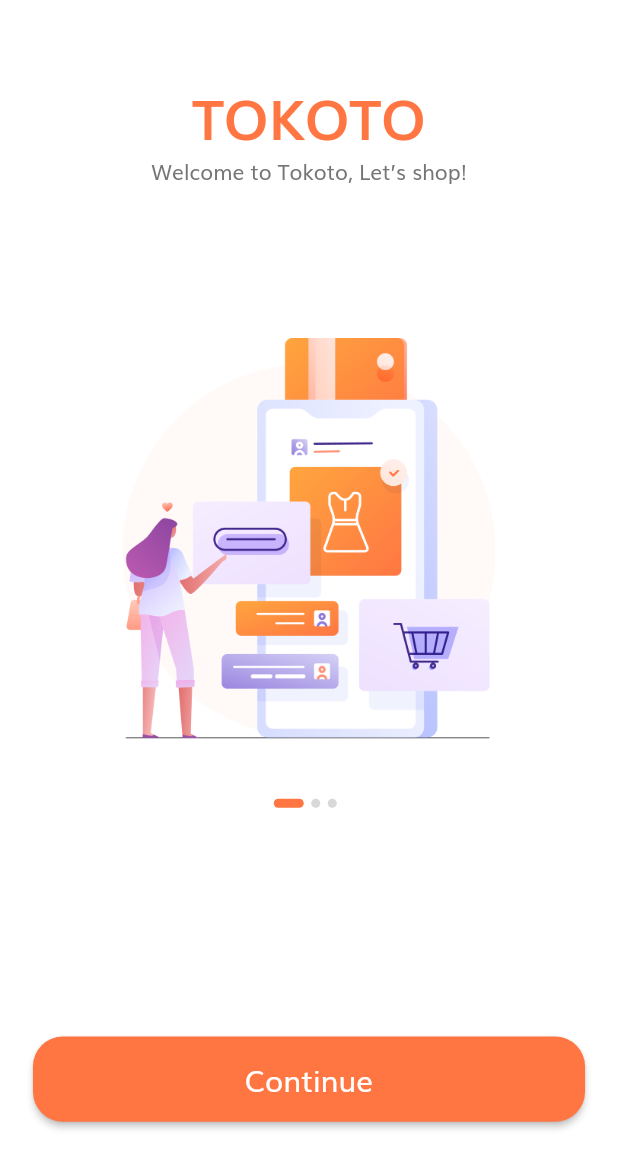
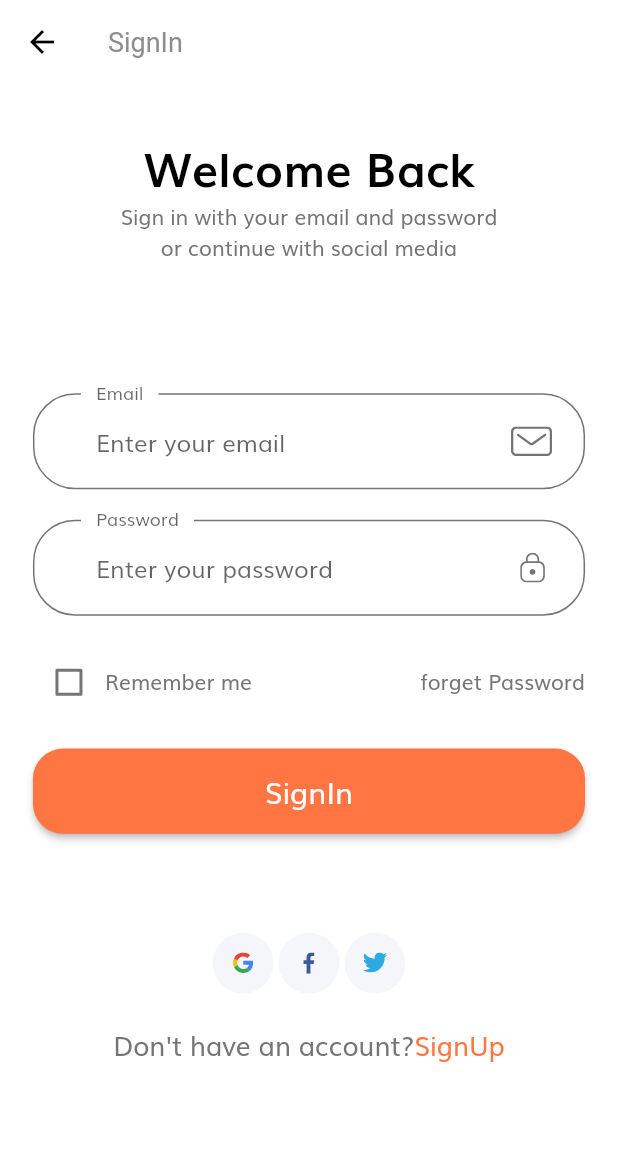
Before and after one commit to Abdullah-Sheikh/tokoto_ecommerce_app, a Flutter app: the screen it shows after launch, after a tap on "Continue", on a phone screen of 412 x 824 dp. Shown: the top 1169 px of the screen. Run offline on Flutter 3.47's test engine with Material 2 defaults, Android fonts, the phone set to English and light mode, and no system bars; our stand-ins replace flutter_svg.

Commit message:
Signin Screen completed

```diff
--- /dev/null
+++ b/lib/components/default_button.dart
@@ -0,0 +1,33 @@
+import 'package:flutter/material.dart';
+import 'package:tokoto/screens/signin/signin_screen.dart';
+
+import '../constants.dart';
+import '../size_config.dart';
+
+class defaultButton extends StatelessWidget {
+  const defaultButton({Key key, @required this.text, @required this.press}) : super(key: key);
+  final String text;
+  final Function press;
+
+  @override
+  Widget build(BuildContext context) {
+    return SizedBox(
+      width: double.infinity,
+      height: getProportionateScreenHeight(56),
+      child: ElevatedButton(
+        onPressed: press,
+        style: ElevatedButton.styleFrom(
+          primary: kPrimaryColor,
+          shape: RoundedRectangleBorder(
+            borderRadius: BorderRadius.circular(20), // <-- Radius
+          ),
+        ),
+        child: Text(
+          text,
+          style: TextStyle(
+              fontSize: getProportionateScreenWidth(18), color: Colors.white),
+        ),
+      ),
+    );
+  }
+}
--- /dev/null
+++ b/lib/components/form_error.dart
@@ -0,0 +1,39 @@
+import 'package:flutter/material.dart';
+import 'package:flutter_svg/svg.dart';
+
+import '../size_config.dart';
+
+class FormError extends StatelessWidget {
+  const FormError({
+    Key key,
+    @required this.errors,
+  }) : super(key: key);
+
+  final List<String> errors;
+
+  @override
+  Widget build(BuildContext context) {
+    return Column(
+      children: List.generate(
+        errors.length,
+        (index) => FormErrorText(error: errors[index]),
+      ),
+    );
+  }
+
+  Row FormErrorText({String error}) {
+    return Row(
+      children: [
+        SvgPicture.asset(
+          "assets/icons/Error.svg",
+          height: getProportionateScreenHeight(14),
+          width: getProportionateScreenWidth(14),
+        ),
+        SizedBox(
+          width: getProportionateScreenWidth(10),
+        ),
+        Text(error),
+      ],
+    );
+  }
+}
--- /dev/null
+++ b/lib/components/social_card.dart
@@ -0,0 +1,30 @@
+import 'package:flutter/material.dart';
+import 'package:flutter_svg/svg.dart';
+
+import '../size_config.dart';
+
+class SocialCard extends StatelessWidget {
+  const SocialCard({Key key, this.icon, this.press}) : super(key: key);
+
+  final String icon;
+  final Function press;
+
+  @override
+  Widget build(BuildContext context) {
+    return GestureDetector(
+      onTap: press,
+      child: Container(
+        padding: EdgeInsets.all(
+          getProportionateScreenWidth(12),
+        ),
+        height: getProportionateScreenHeight(40),
+        width: getProportionateScreenWidth(40),
+        decoration: BoxDecoration(
+          color: Color(0XFFF5F6F9),
+          shape: BoxShape.circle,
+        ),
+        child: SvgPicture.asset(icon),
+      ),
+    );
+  }
+}
--- /dev/null
+++ b/lib/components/svg_suffix_icon.dart
@@ -0,0 +1,21 @@
+import 'package:flutter/material.dart';
+import 'package:flutter_svg/svg.dart';
+
+import '../size_config.dart';
+
+class CustomSuffixIcon extends StatelessWidget {
+  const CustomSuffixIcon({Key key, @required this.svgIcon}) : super(key: key);
+  final String svgIcon;
+
+  @override
+  Widget build(BuildContext context) {
+    return Padding(
+      padding: EdgeInsets.fromLTRB(0, getProportionateScreenWidth(20),
+          getProportionateScreenWidth(20), getProportionateScreenWidth(20)),
+      child: SvgPicture.asset(
+        svgIcon,
+        height: getProportionateScreenWidth(18),
+      ),
+    );
+  }
+}
--- a/lib/constants.dart
+++ b/lib/constants.dart
@@ -10,4 +10,11 @@ const kPrimaryGradientColor = LinearGradient(
 const kSecondaryColor = Color(0xFF979797);
 const kTextColor = Color(0xFF757575);
 
+final RegExp emailValidatorRegExp = RegExp(
+    r"^[a-zA-Z0-9.a-zA-Z0-9.!#$%&'*+-/=?^_`{|}~]+@[a-zA-Z0-9]+\.[a-zA-Z]+");
 const kAnimationDuration = Duration(milliseconds: 200);
+const kEmailNullError = "Please enter your Email";
+const kInvalidEmail = "Please enter valid email";
+const kPassNullError = "Please enter your password";
+const kShortPassError = 'Password is too short';
+const kMatchPassError = "Password don't match";
--- a/lib/main.dart
+++ b/lib/main.dart
@@ -1,6 +1,6 @@
 import 'package:flutter/material.dart';
+import 'package:tokoto/theme.dart';
 
-import 'constants.dart';
 import 'routes.dart';
 import 'screens/splash/splash_screen.dart';
 
@@ -15,15 +15,7 @@ class MyApp extends StatelessWidget {
     return MaterialApp(
       debugShowCheckedModeBanner: false,
       title: 'Flutter Demo',
-      theme: ThemeData(
-        scaffoldBackgroundColor: Colors.white,
-        fontFamily: "Muli",
-        textTheme: TextTheme(
-          bodyText1: TextStyle(color: kTextColor),
-          bodyText2: TextStyle(color: kTextColor),
-        ),
-        visualDensity: VisualDensity.adaptivePlatformDensity,
-      ),
+      theme: theme(),
       initialRoute: SplashScreen.routeName,
       routes: routes,
     );
--- a/lib/routes.dart
+++ b/lib/routes.dart
@@ -1,7 +1,9 @@
 import 'package:flutter/material.dart';
+import 'package:tokoto/screens/signin/signin_screen.dart';
 
 import 'screens/splash/splash_screen.dart';
 
 final Map<String, WidgetBuilder> routes = {
   SplashScreen.routeName: (context) => SplashScreen(),
+  SigninScreen.routeName: (context) => SigninScreen(),
 };
--- /dev/null
+++ b/lib/screens/signin/components/body.dart
@@ -0,0 +1,242 @@
+import 'package:flutter/material.dart';
+import 'package:tokoto/components/default_button.dart';
+import 'package:tokoto/components/form_error.dart';
+import 'package:tokoto/components/social_card.dart';
+import 'package:tokoto/components/svg_suffix_icon.dart';
+import 'package:tokoto/size_config.dart';
+
+import '../../../constants.dart';
+
+class SignInBody extends StatelessWidget {
+  const SignInBody({Key key}) : super(key: key);
+
+  @override
+  Widget build(BuildContext context) {
+    return SafeArea(
+      child: SizedBox(
+        width: double.infinity,
+        child: Padding(
+          padding:
+              EdgeInsets.symmetric(horizontal: getProportionateScreenWidth(20)),
+          child: SingleChildScrollView(
+            child: Column(
+              children: [
+                SizedBox(
+                  height: SizeConfig.screenHeight * 0.04,
+                ),
+                Text(
+                  "Welcome Back",
+                  style: TextStyle(
+                    color: Colors.black,
+                    fontWeight: FontWeight.bold,
+                    fontSize: getProportionateScreenWidth(28),
+                  ),
+                ),
+                Text(
+                  'Sign in with your email and password \nor continue with social media',
+                  textAlign: TextAlign.center,
+                ),
+                SizedBox(
+                  height: SizeConfig.screenHeight * 0.08,
+                ),
+                SigninForm(),
+                SizedBox(
+                  height: SizeConfig.screenHeight * 0.08,
+                ),
+                Row(
+                  mainAxisAlignment: MainAxisAlignment.center,
+                  children: [
+                    SocialCard(
+                      icon: "assets/icons/google-icon.svg",
+                      press: () {},
+                    ),
+                    SocialCard(
+                      icon: "assets/icons/facebook-2.svg",
+                      press: () {},
+                    ),
+                    SocialCard(
+                      icon: "assets/icons/twitter.svg",
+                      press: () {},
+                    ),
+                  ],
+                ),
+                SizedBox(
+                  height: getProportionateScreenHeight(20),
+                ),
+                Row(
+                  mainAxisAlignment: MainAxisAlignment.center,
+                  children: [
+                    Text(
+                      "Don't have an account?",
+                      style:
+                          TextStyle(fontSize: getProportionateScreenWidth(16)),
+                    ),
+                    Text(
+                      "SignUp",
+                      style: TextStyle(
+                          fontSize: getProportionateScreenWidth(16),
+                          color: kPrimaryColor),
+                    )
+                  ],
+                )
+              ],
+            ),
+          ),
+        ),
+      ),
+    );
+  }
+}
+
+class SigninForm extends StatefulWidget {
+  const SigninForm({Key key}) : super(key: key);
+
+  @override
+  _SigninFormState createState() => _SigninFormState();
+}
+
+class _SigninFormState extends State<SigninForm> {
+  final _formKey = GlobalKey<FormState>();
+  String email;
+  String password;
+  bool remember = false;
+  final List<String> errors = [];
+  @override
+  Widget build(BuildContext context) {
+    return Form(
+      key: _formKey,
+      child: Column(
+        children: [
+          SizedBox(
+            height: getProportionateScreenHeight(20),
+          ),
+          emailTextFormField(),
+          SizedBox(
+            height: getProportionateScreenHeight(20),
+          ),
+          passwordTextFormField(),
+          SizedBox(
+            height: getProportionateScreenHeight(20),
+          ),
+          Row(
+            children: [
+              Checkbox(
+                value: remember,
+                activeColor: kPrimaryColor,
+                onChanged: (value) {
+                  setState(() {
+                    remember = value;
+                  });
+                },
+              ),
+              Text("Remember me"),
+              Spacer(),
+              Text("forget Password")
+            ],
+          ),
+          FormError(errors: errors),
+          SizedBox(
+            height: getProportionateScreenHeight(20),
+          ),
+          defaultButton(
+              text: "SignIn",
+              press: () {
+                if (_formKey.currentState.validate()) {
+                  _formKey.currentState.save();
+                }
+              })
+        ],
+      ),
+    );
+  }
+
+  TextFormField emailTextFormField() {
+    return TextFormField(
+      onSaved: (newValue) => email = newValue,
+      keyboardType: TextInputType.emailAddress,
+      onChanged: (value) {
+        if (value.isNotEmpty && errors.contains(kEmailNullError)) {
+          setState(() {
+            errors.remove(kEmailNullError);
+          });
+        } else if (emailValidatorRegExp.hasMatch(value) &&
+            errors.contains(kInvalidEmail)) {
+          setState(() {
+            errors.remove(kInvalidEmail);
+          });
+        }
+        return null;
+      },
+      validator: (value) {
+        if (value.isEmpty && !errors.contains(kEmailNullError)) {
+          setState(() {
+            errors.add(kEmailNullError);
+          });
+        } else if (!emailValidatorRegExp.hasMatch(value) &&
+            !errors.contains(kInvalidEmail)) {
+          setState(() {
+            errors.add(kInvalidEmail);
+          });
+        }
+        return null;
+      },
+      decoration: InputDecoration(
+        hintText: "Enter your email",
+        labelText: "Email",
+        floatingLabelBehavior: FloatingLabelBehavior.always,
+        suffixIcon: CustomSuffixIcon(
+          svgIcon: 'assets/icons/Mail.svg',
+        ),
+        contentPadding: EdgeInsets.symmetric(
+          horizontal: 42,
+          vertical: 20,
+        ),
+      ),
+    );
+  }
+
+  TextFormField passwordTextFormField() {
+    return TextFormField(
+      obscureText: true,
+      onSaved: (newValue) => password = newValue,
+      onChanged: (value) {
+        if (value.isNotEmpty && errors.contains(kPassNullError)) {
+          setState(() {
+            errors.remove(kPassNullError);
+          });
+        } else if (value.length > 8 && errors.contains(kShortPassError)) {
+          setState(() {
+            errors.remove(kShortPassError);
+          });
+        }
+
+        return null;
+      },
+      validator: (value) {
+        if (value.isEmpty && !errors.contains(kPassNullError)) {
+          setState(() {
+            errors.add(kPassNullError);
+          });
+        } else if (value.length < 8 && !errors.contains(kShortPassError)) {
+          setState(() {
+            errors.add(kShortPassError);
+          });
+        }
+
+        return null;
+      },
+      decoration: InputDecoration(
+        hintText: "Enter your password",
+        labelText: "Password",
+        floatingLabelBehavior: FloatingLabelBehavior.always,
+        suffixIcon: CustomSuffixIcon(
+          svgIcon: 'assets/icons/Lock.svg',
+        ),
+        contentPadding: EdgeInsets.symmetric(
+          horizontal: 42,
+          vertical: 20,
+        ),
+      ),
+    );
+  }
+}
--- /dev/null
+++ b/lib/screens/signin/signin_screen.dart
@@ -0,0 +1,21 @@
+import 'package:flutter/material.dart';
+import 'package:tokoto/screens/signin/components/body.dart';
+
+class SigninScreen extends StatelessWidget {
+  const SigninScreen({Key key}) : super(key: key);
+
+  static String routeName = "/signin";
+
+  @override
+  Widget build(BuildContext context) {
+    return Scaffold(
+      appBar: AppBar(
+        title: Text(
+          'SignIn',
+          style: TextStyle(color: Color(0xFF8D8D8D), fontSize: 18),
+        ),
+      ),
+      body: SignInBody(),
+    );
+  }
+}
--- a/lib/screens/splash/components/body.dart
+++ b/lib/screens/splash/components/body.dart
@@ -1,5 +1,7 @@
 import 'package:flutter/material.dart';
+import 'package:tokoto/components/default_button.dart';
 import 'package:tokoto/constants.dart';
+import 'package:tokoto/screens/signin/signin_screen.dart';
 import 'package:tokoto/size_config.dart';
 
 import 'splash_content.dart';
@@ -66,25 +68,11 @@ class _BodyState extends State<Body> {
                     Spacer(
                       flex: 4,
                     ),
-                    SizedBox(
-                      width: double.infinity,
-                      height: getProportionateScreenHeight(56),
-                      child: ElevatedButton(
-                        onPressed: () {},
-                        style: ElevatedButton.styleFrom(
-                          primary: kPrimaryColor,
-                          shape: RoundedRectangleBorder(
-                            borderRadius:
-                                BorderRadius.circular(20), // <-- Radius
-                          ),
-                        ),
-                        child: Text(
-                          "Continue",
-                          style: TextStyle(
-                              fontSize: getProportionateScreenWidth(18),
-                              color: Colors.white),
-                        ),
-                      ),
+                    defaultButton(
+                      text: "Continue",
+                      press: () {
+                        Navigator.pushNamed(context, SigninScreen.routeName);
+                      },
                     ),
                     Spacer(
                       flex: 2,
--- /dev/null
+++ b/lib/theme.dart
@@ -0,0 +1,46 @@
+import 'package:flutter/cupertino.dart';
+import 'package:flutter/material.dart';
+
+import 'constants.dart';
+
+ThemeData theme() {
+  return ThemeData(
+    scaffoldBackgroundColor: Colors.white,
+    fontFamily: "Muli",
+    appBarTheme: appBarTheme(),
+    textTheme: TextTheme(
+      bodyText1: TextStyle(color: kTextColor),
+      bodyText2: TextStyle(color: kTextColor),
+    ),
+    inputDecorationTheme: inputDecorationTheme(),
+    visualDensity: VisualDensity.adaptivePlatformDensity,
+  );
+}
+
+InputDecorationTheme inputDecorationTheme() {
+  OutlineInputBorder outlineInputBorder = OutlineInputBorder(
+    borderRadius: BorderRadius.circular(28),
+    borderSide: BorderSide(color: kTextColor),
+    gapPadding: 10,
+  );
+  return InputDecorationTheme(
+    enabledBorder: outlineInputBorder,
+    focusedBorder: outlineInputBorder,
+    border: outlineInputBorder,
+  );
+}
+
+TextTheme textTheme() {
+  return TextTheme(
+    headline6: TextStyle(color: Color(0xFF8D8D8D), fontSize: 18),
+  );
+}
+
+AppBarTheme appBarTheme() {
+  return AppBarTheme(
+    color: Colors.white,
+    elevation: 0,
+    iconTheme: IconThemeData(color: Colors.black),
+    textTheme: textTheme(),
+  );
+}
--- a/pubspec.yaml
+++ b/pubspec.yaml
@@ -27,7 +27,7 @@ dependencies:
   # The following adds the Cupertino Icons font to your application.
   # Use with the CupertinoIcons class for iOS style icons.
   cupertino_icons: ^0.1.3
-  flutter_svg: ^0.17.4 # help us to use SVG in our app
+  flutter_svg: ^0.20.0-nullsafety.3 # help us to use SVG in our app
   provider: ^4.3.1 # for State management
 
 dev_dependencies:
```
Also changed, not shown: pubspec.lock.
